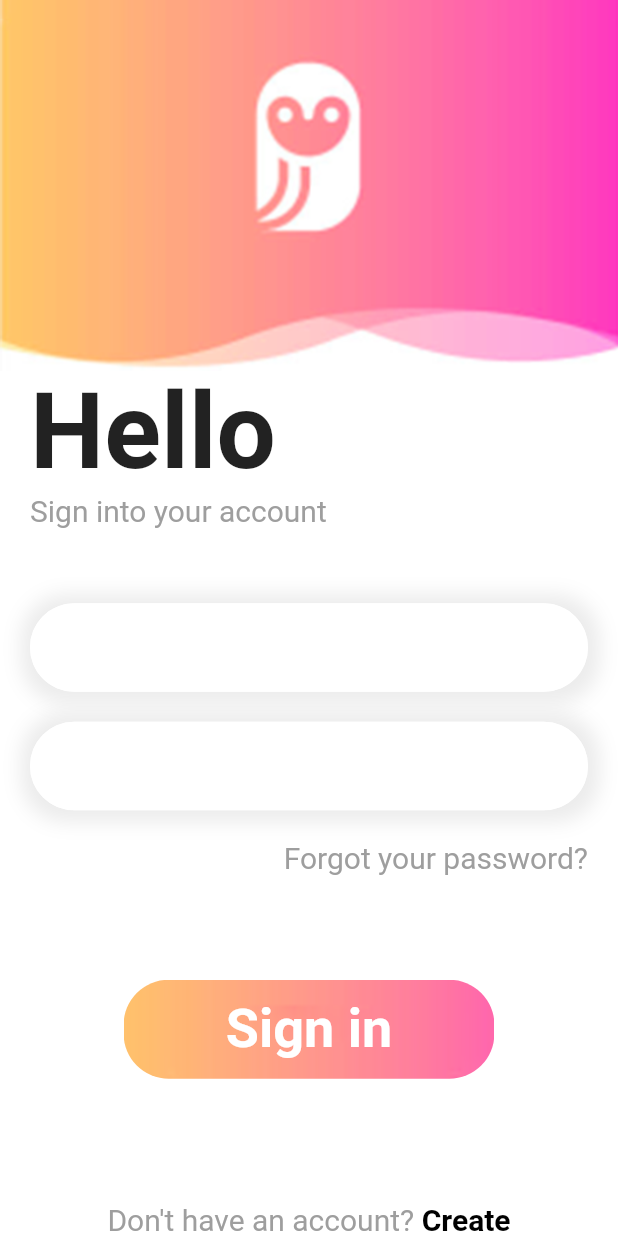
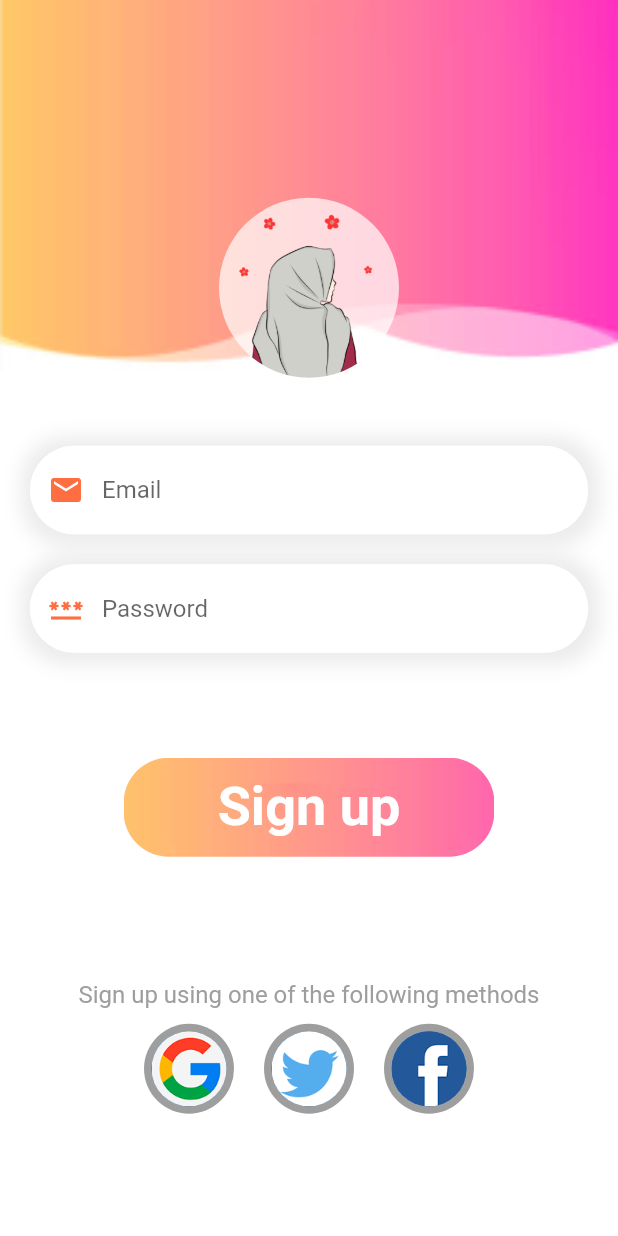
Before and after one commit to lukechoi14/eighth_flutter_app, a Flutter app: the screen it shows after launch, on a phone screen of 412 x 824 dp. Run offline on Flutter 3.47's test engine with Material 2 defaults, Android fonts, the phone set to English and light mode, and no system bars.

Commit message:
sign up page done

```diff
--- a/lib/main.dart
+++ b/lib/main.dart
@@ -1,4 +1,5 @@
 import 'package:eighth_flutter_app/login_page.dart';
+import 'package:eighth_flutter_app/signup_page.dart';
 import 'package:flutter/material.dart';
 
 void main() {
@@ -17,7 +18,7 @@ class MyApp extends StatelessWidget {
       theme: ThemeData(
         primarySwatch: Colors.blue,
       ),
-      home: LoginPage()
+      home: SignUpPage()
 
     );
   }
--- /dev/null
+++ b/lib/signup_page.dart
@@ -0,0 +1,182 @@
+import 'package:flutter/cupertino.dart';
+import 'package:flutter/material.dart';
+
+class SignUpPage extends StatelessWidget {
+  const SignUpPage({Key? key}) : super(key: key);
+
+  @override
+  Widget build(BuildContext context) {
+    double w = MediaQuery.of(context).size.width;
+    double h = MediaQuery.of(context).size.height;
+    List images = [
+      "g.png",
+      "t.png",
+      "f.png"
+    ];
+    return Scaffold(
+      backgroundColor: Colors.white,
+      body: Column(children:[
+        Container(
+          width: w,
+          height: h*0.3,
+          decoration: BoxDecoration(
+              image: DecorationImage(
+                  image: AssetImage(
+                      "img/signup.png"
+                  ),
+                  fit: BoxFit.cover
+              )
+          ),
+          child: Column(
+            children: [
+              SizedBox(height:h*0.16),
+              CircleAvatar(
+                backgroundColor: Colors.white70,
+                radius: 60,
+                backgroundImage: AssetImage(
+                  "img/profile1.png"
+                ),
+              )
+
+            ],
+          ),
+        ),
+        Container(
+          width: w,
+          //margin도 가
+          padding: const EdgeInsets.only(left: 20,right: 20),
+          child: Column(
+            crossAxisAlignment: CrossAxisAlignment.start,
+            children: [
+              SizedBox(height: 50,),
+              Container(
+                decoration: BoxDecoration(
+                    color: Colors.white,
+                    borderRadius: BorderRadius.circular(30),
+                    boxShadow: [
+                      BoxShadow(
+                          blurRadius: 10,
+                          spreadRadius: 7,
+                          offset: Offset(1,1),
+                          color: Colors.grey.withOpacity(0.2)
+                      )
+                    ]
+                ),
+                child: TextField(
+                  decoration: InputDecoration(
+                      hintText: "Email",
+                      prefixIcon: Icon(Icons.email, color: Colors.deepOrangeAccent,),
+                      focusedBorder: OutlineInputBorder(
+                          borderRadius: BorderRadius.circular(30),
+                          borderSide: BorderSide(
+                              color: Colors.white,
+                              width: 1.0
+                          )
+                      ),
+                      enabledBorder: OutlineInputBorder(
+                        borderRadius: BorderRadius.circular(30),
+                        borderSide: BorderSide(
+                            color: Colors.white,
+                            width: 1.0
+                        ),
+                      ),
+                      border: OutlineInputBorder(
+                        borderRadius: BorderRadius.circular(30),
+                      )
+                  ),
+                ),
+              ),
+              SizedBox(height: 20,),
+              Container(
+                decoration: BoxDecoration(
+                    color: Colors.white,
+                    borderRadius: BorderRadius.circular(30),
+                    boxShadow: [
+                      BoxShadow(
+                          blurRadius: 10,
+                          spreadRadius: 7,
+                          offset: Offset(1,1),
+                          color: Colors.grey.withOpacity(0.2)
+                      )
+                    ]
+                ),
+                child: TextField(
+                  decoration: InputDecoration(
+                      hintText: "Password",
+                      prefixIcon: Icon(Icons.password, color: Colors.deepOrangeAccent,),
+                      focusedBorder: OutlineInputBorder(
+                          borderRadius: BorderRadius.circular(30),
+                          borderSide: BorderSide(
+                              color: Colors.white,
+                              width: 1.0
+                          )
+                      ),
+                      enabledBorder: OutlineInputBorder(
+                        borderRadius: BorderRadius.circular(30),
+                        borderSide: BorderSide(
+                            color: Colors.white,
+                            width: 1.0
+                        ),
+                      ),
+                      border: OutlineInputBorder(
+                        borderRadius: BorderRadius.circular(30),
+                      )
+                  ),
+                ),
+              ),
+            ],
+          ),
+        ),
+        SizedBox(height: 70,),
+        Container(
+          alignment: Alignment.center,
+          width: w*0.6,
+          height: h*0.08,
+          decoration: BoxDecoration(
+              borderRadius: BorderRadius.circular(30),
+              image: DecorationImage(
+                  image: AssetImage(
+                      "img/loginbtn.png"
+                  ),
+                  fit: BoxFit.cover
+              )
+          ),
+          child: Text("Sign up", style: TextStyle(fontSize: 36,fontWeight: FontWeight.bold,color: Colors.white),),
+        ),
+        SizedBox(height: h*0.1,),
+        RichText(text: TextSpan(
+            children: <TextSpan>[
+              TextSpan(
+                text: "Sign up using one of the following methods",
+                style: TextStyle(
+                    color: Colors.grey[500],
+                    fontSize: 16
+                ),)
+            ]
+        )),
+        Wrap(
+          children: List<Widget>.generate(3,
+              (index){
+            return Padding(
+              padding: const EdgeInsets.all(10.0),
+              child: CircleAvatar(
+                radius: 30,
+                backgroundColor: Colors.grey[500],
+                child: CircleAvatar(
+                  radius: 25,
+                  backgroundImage: AssetImage(
+                    "img/"+images[index]
+                  ),
+                ),
+              ),
+            );
+              }
+
+          )
+          ,
+        )
+      ],
+      ),
+    );
+  }
+}
```
